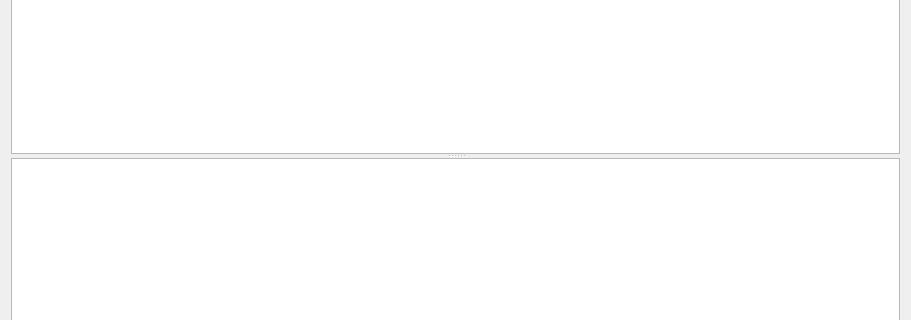
This is formbalance.ui in Sergeyego/warehouse as Qt 5 draws it before an edit; both pictures show x 0 to 911 and y 165 to 485 of the 911 by 613 pixel window. The edited form follows.
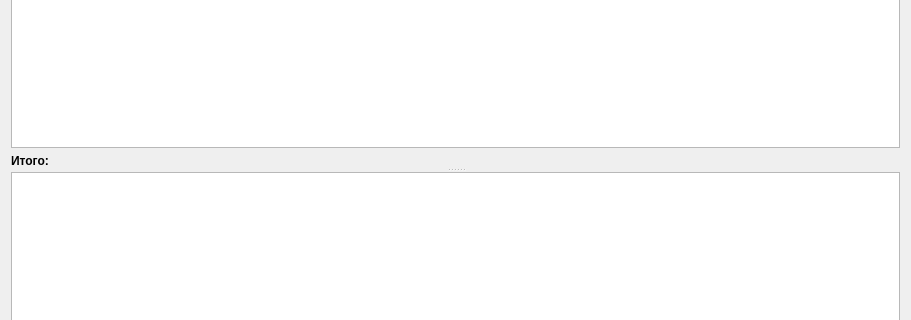
This is the edited form. Custom widgets are drawn as their Qt base class.

Commit message: Зоны отбора, итого в наличии, fix накладной электродов

```diff
--- a/formbalance.ui
+++ b/formbalance.ui
@@ -13,7 +13,7 @@
   <property name="windowTitle">
    <string>Form</string>
   </property>
-  <layout class="QVBoxLayout" name="verticalLayout">
+  <layout class="QVBoxLayout" name="verticalLayout_2">
    <item>
     <layout class="QHBoxLayout" name="horizontalLayout">
      <item>
@@ -104,6 +104,9 @@
      <property name="orientation">
       <enum>Qt::Vertical</enum>
      </property>
+     <widget class="QWidget" name="">
+      <layout class="QVBoxLayout" name="verticalLayout">
+       <item>
      <widget class="TableView" name="tableView">
       <property name="selectionMode">
        <enum>QAbstractItemView::SingleSelection</enum>
@@ -114,6 +117,28 @@
       <property name="sortingEnabled">
        <bool>true</bool>
       </property>
+        </widget>
+       </item>
+       <item>
+        <widget class="QLabel" name="labelSum">
+         <property name="sizePolicy">
+          <sizepolicy hsizetype="Preferred" vsizetype="Maximum">
+           <horstretch>0</horstretch>
+           <verstretch>0</verstretch>
+          </sizepolicy>
+         </property>
+         <property name="font">
+          <font>
+           <weight>75</weight>
+           <bold>true</bold>
+          </font>
+         </property>
+         <property name="text">
+          <string>Итого: </string>
+         </property>
+        </widget>
+       </item>
+      </layout>
      </widget>
      <widget class="TableView" name="tableViewPart">
       <property name="sortingEnabled">
```
Lines whose indentation alone changed are shown as unchanged. The commit also changes 5 other files.
